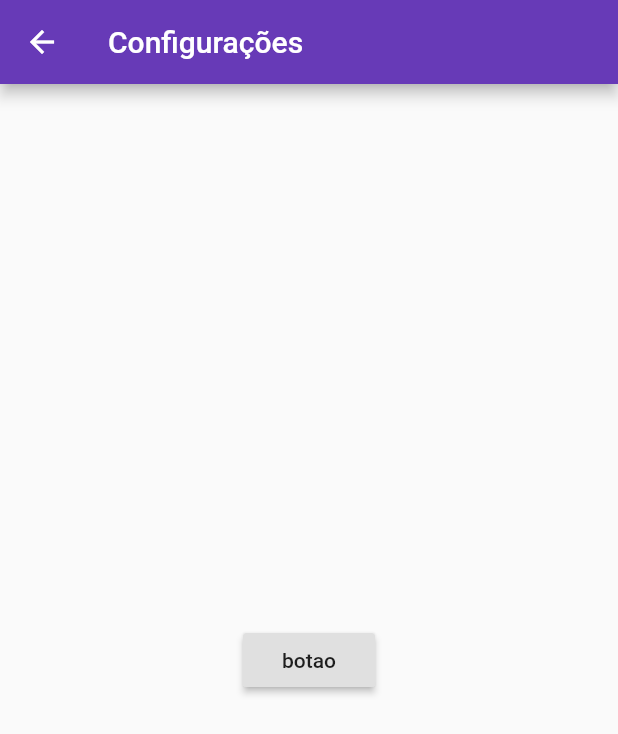
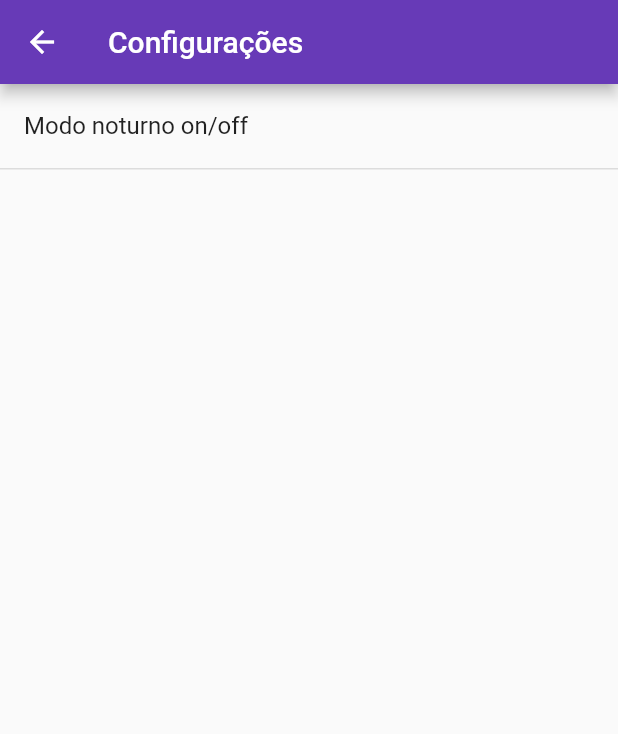
Before and after one commit to ferreira-mariana/lab-moveis, a Flutter app: the ConfigPage screen opened directly, on a phone screen of 412 x 824 dp. Shown: the top 734 px of the screen. Run offline on Flutter 3.47's test engine with Material 2 defaults, Android fonts, the phone set to English and light mode, and no system bars; our stand-ins replace image_picker.

Commit message:
Configurações - Modo Noturno

```diff
--- a/lib/config.dart
+++ b/lib/config.dart
@@ -1,17 +1,39 @@
 import 'package:flutter/material.dart';
+import 'main.dart';
+import 'package:scoped_model/scoped_model.dart';
 
 class ConfigPage extends StatelessWidget{
   build(context){
-    return Scaffold(
+    return ScopedModelDescendant<ConfigModel>(
+      builder: (context, child, config) => Scaffold(
       appBar: AppBar(
         title: Text("Configurações")
       ),
-      body: Center(
-        child: RaisedButton(
-          onPressed: (){},
-          child: Text("botao"),
+      body: ListView(
+        children: [
+          Container(
+            decoration: BoxDecoration(
+              border:Border(
+                bottom: BorderSide(
+                  color:Theme.of(context).dividerColor
+              ))
+            ),
+
+            child: ListTile(
+            onTap: (){
+              config.changeBrightness();
+            },
+            title: Text("Modo noturno on/off"),
+
+            ),
+          )
+
+
+        ],
         ),
       ),
     );
+
+
   }
 }
--- a/lib/main.dart
+++ b/lib/main.dart
@@ -2,21 +2,56 @@ import 'package:flutter/material.dart';
 import 'drawer.dart';
 import 'create_project_screen.dart';
 import 'project_item.dart';
+import 'package:scoped_model/scoped_model.dart';
 
-void main() => runApp(MyApp());
+void main(){
+  ConfigModel config = ConfigModel(Brightness.light);
 
-class MyApp extends StatelessWidget {
+  runApp(
+    ScopedModel<ConfigModel>(
+      model: config,
+      child: MyApp(),
+      )
+  );
+
+}
+
+class ConfigModel extends Model{
+  Brightness _bright;
+  ConfigModel(Brightness _bright);
+  changeBrightness(){
+    _bright == Brightness.light
+    ? _bright = Brightness.dark
+    : _bright = Brightness.light;
+
+    notifyListeners();
+  }
+}
+
+class MyApp extends StatefulWidget{
+  State<StatefulWidget> createState() => _MyApp();
+}
+
+class _MyApp extends State<MyApp> {
   // This widget is the root of your application.
+
+
   @override
   Widget build(BuildContext context) {
-    return MaterialApp(
-      theme: ThemeData(primarySwatch: Colors.deepPurple),
+    return ScopedModelDescendant<ConfigModel>(
+      builder: (context, child, config) => MaterialApp(
+      theme: ThemeData(
+        primarySwatch: Colors.deepPurple,
+        brightness: config._bright
+        ),
       home: HomeScreen(),
+    )
     );
   }
 }
 
 class HomeScreen extends StatefulWidget {
+
   @override
   State<StatefulWidget> createState() => _HomeScreenState();
 }
--- a/pubspec.yaml
+++ b/pubspec.yaml
@@ -20,6 +20,7 @@ dependencies:
   image_picker: ^0.5.0+9
   flutter:
     sdk: flutter
+  scoped_model: ^1.0.0
 
 
   # The following adds the Cupertino Icons font to your application.
```
Also changed, not shown: pubspec.lock.
